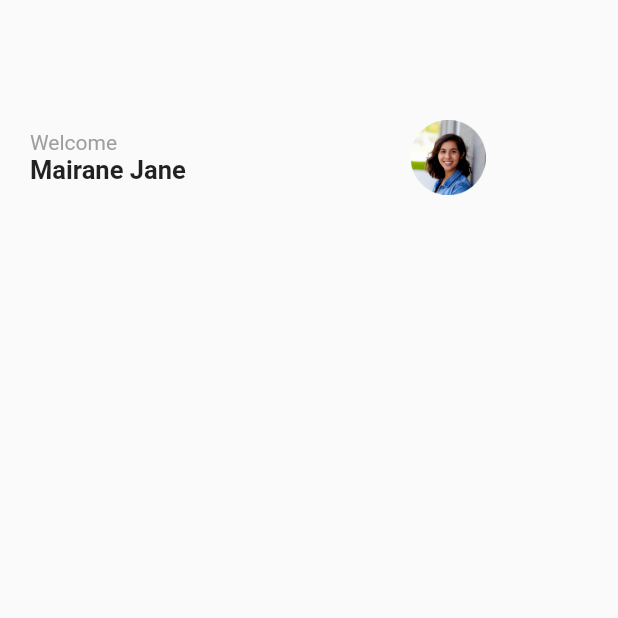
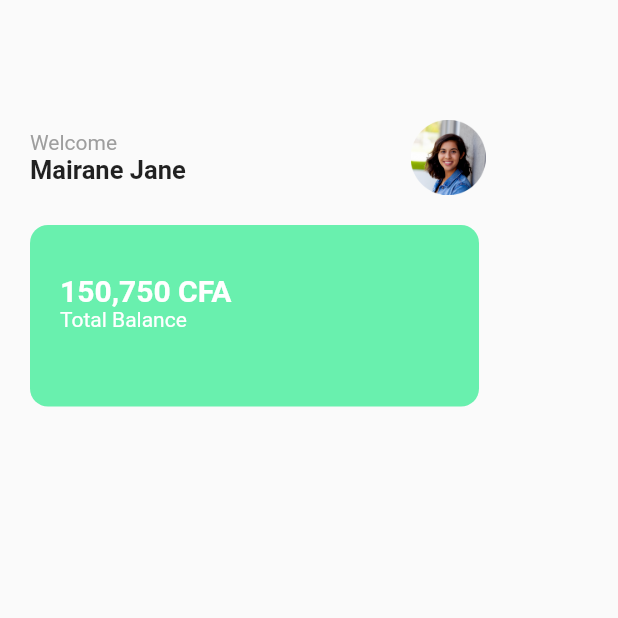
Before and after one commit to Morel-D/e_wallet_UI, a Flutter app: the screen it shows after launch, on a phone screen of 412 x 824 dp, the top half of it. Run offline on Flutter 3.47's test engine with Material 2 defaults, Android fonts, the phone set to English and light mode, and no system bars.

Commit message:
Balance account

```diff
--- a/lib/main.dart
+++ b/lib/main.dart
@@ -14,7 +14,7 @@ class MyApp extends StatelessWidget {
       home: Scaffold(
 
         body: Column(
-
+          crossAxisAlignment: CrossAxisAlignment.start,
           children: [
             Container(
               padding: EdgeInsets.fromLTRB(20, 80, 0, 0),
@@ -40,7 +40,29 @@ class MyApp extends StatelessWidget {
                       )
                     ),
                   ),
-
+                ],
+              ),
+            ),
+            Container(
+              padding: EdgeInsets.all(20),
+              child:
+              Column (
+                children: [
+                  Container(
+                    padding: EdgeInsets.fromLTRB(20, 20, 165, 50),
+                    decoration: BoxDecoration(
+                      color: Colors.greenAccent,
+                      borderRadius: BorderRadius.circular(12),
+                    ),
+                    child: Column(
+                      crossAxisAlignment: CrossAxisAlignment.start,
+                      children: [
+                        SizedBox(height: 12),
+                        Text("150,750 CFA", style: TextStyle(fontWeight: FontWeight.bold, color: Colors.white, fontSize: 20),),
+                        Text("Total Balance", style: TextStyle(color: Colors.white),),
+                      ],
+                    ),
+                  )
                 ],
               ),
             )
```
